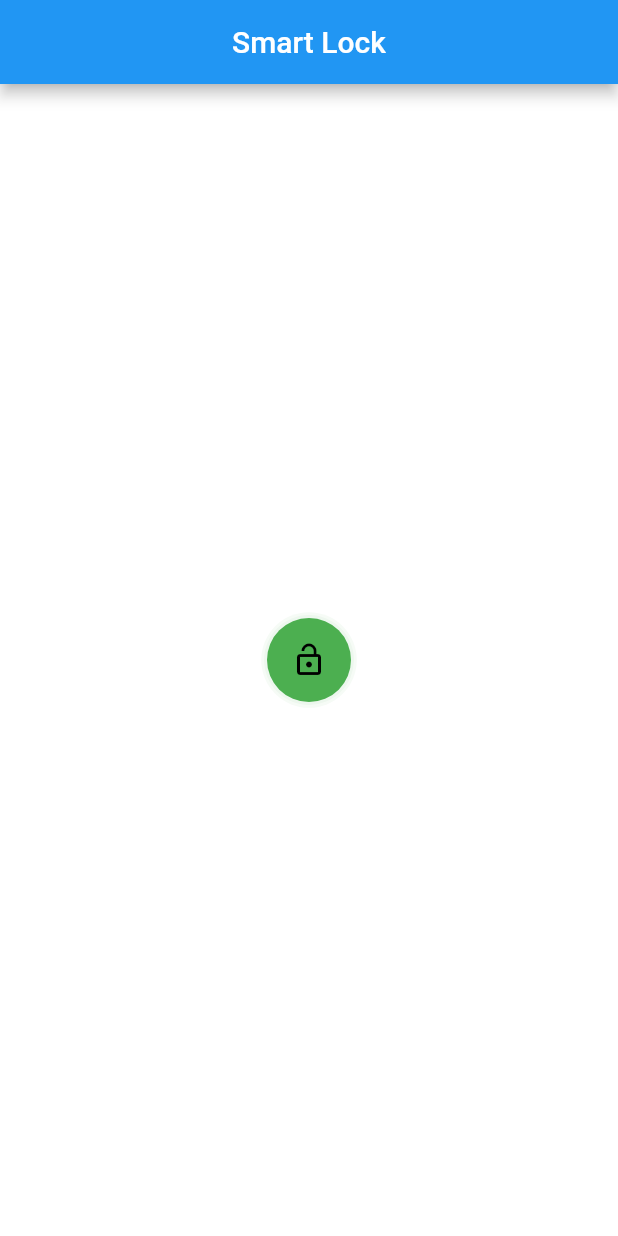
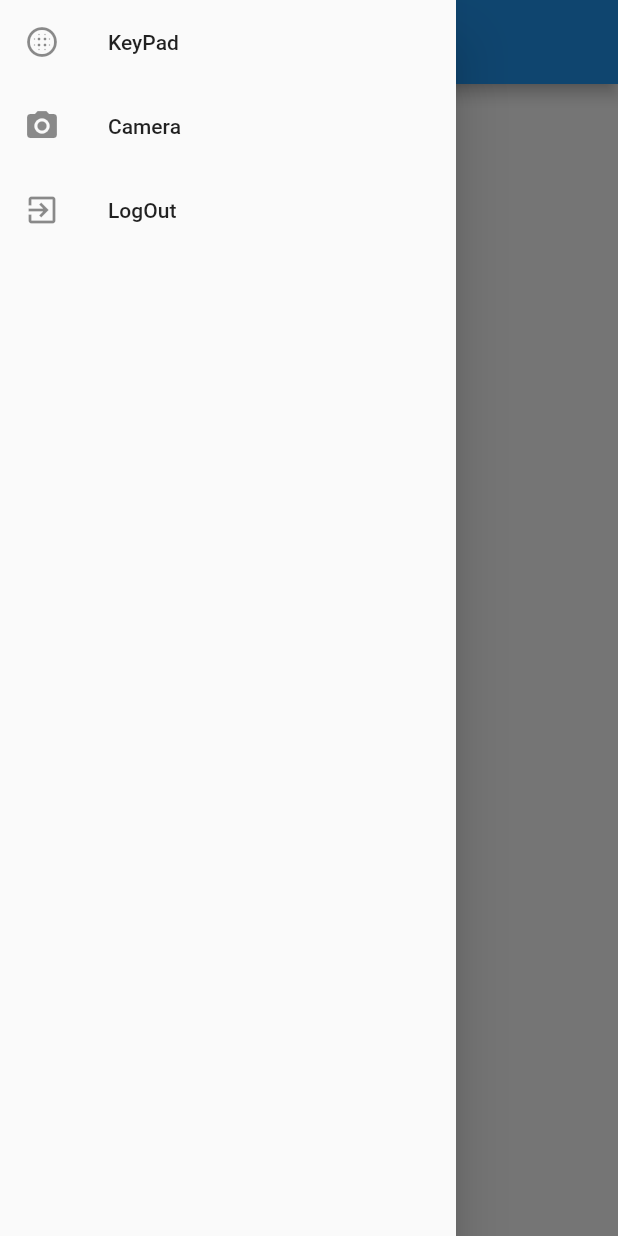
Before and after one commit to IrvinDelgado/smart-lock, a Flutter app: the screen it shows after launch, with the side drawer open (before the commit the screen has no drawer), on a phone screen of 412 x 824 dp. Run offline on Flutter 3.47's test engine with Material 2 defaults, Android fonts, the light colour scheme and no system bars; our stand-ins replace firebase_auth, firebase_core; accounts and stored records are empty.

Commit message:
nav integration

```diff
--- a/lib/screens/home.dart
+++ b/lib/screens/home.dart
@@ -1,4 +1,5 @@
 import 'package:flutter/material.dart';
+import 'package:smart_lock/screens/widgets/nav.dart';
 import 'package:smart_lock/screens/widgets/pulsating_circle.dart';
 
 class MyHomePage extends StatefulWidget {
@@ -47,6 +48,7 @@ class _MyHomePageState extends State<MyHomePage> {
   @override
   Widget build(BuildContext context) {
     return Scaffold(
+      drawer: NavDrawer(),
       appBar: AppBar(
         title: Text("Smart Lock"),
         centerTitle: true,
--- /dev/null
+++ b/lib/screens/widgets/nav.dart
@@ -0,0 +1,32 @@
+import 'package:flutter/material.dart';
+import 'package:smart_lock/screens/auth/widgets/auth_apis.dart';
+
+class NavDrawer extends StatelessWidget {
+  @override
+  Widget build(BuildContext context) {
+    return Drawer(
+      child: ListView(
+        padding: EdgeInsets.zero,
+        children: <Widget>[
+          ListTile(
+            leading: Icon(Icons.blur_circular),
+            title: Text('KeyPad'),
+            onTap: () => {},
+          ),
+          ListTile(
+            leading: Icon(Icons.camera_alt),
+            title: Text('Camera'),
+            onTap: () => {},
+          ),
+          ListTile(
+            leading: Icon(Icons.exit_to_app),
+            title: Text('LogOut'),
+            onTap: () async {
+              await signOut(context);
+            },
+          ),
+        ],
+      ),
+    );
+  }
+}
```
